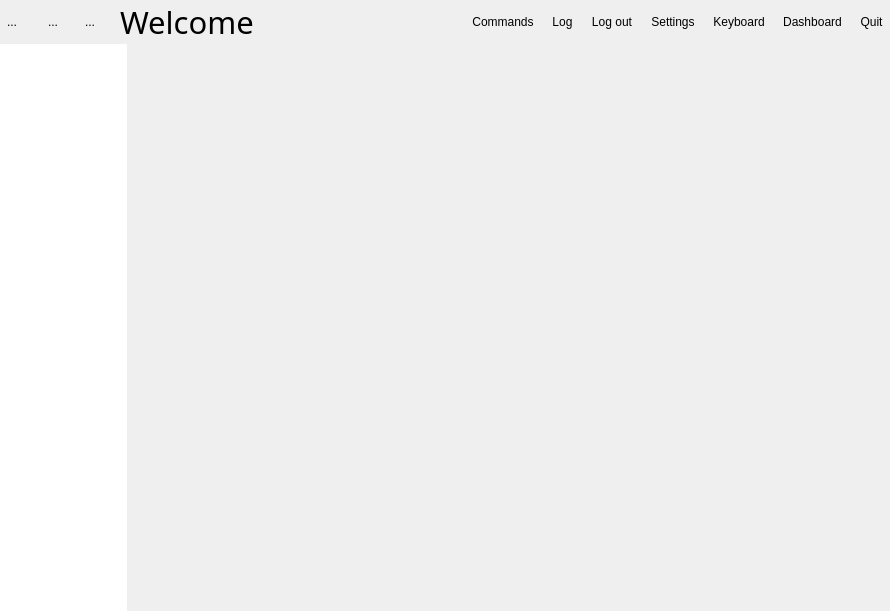
This is Include/imtgui/CThumbnailDecoratorGuiComp.ui in ImagingTools/ImtCore as Qt 5 draws it before an edit. The edited form follows.
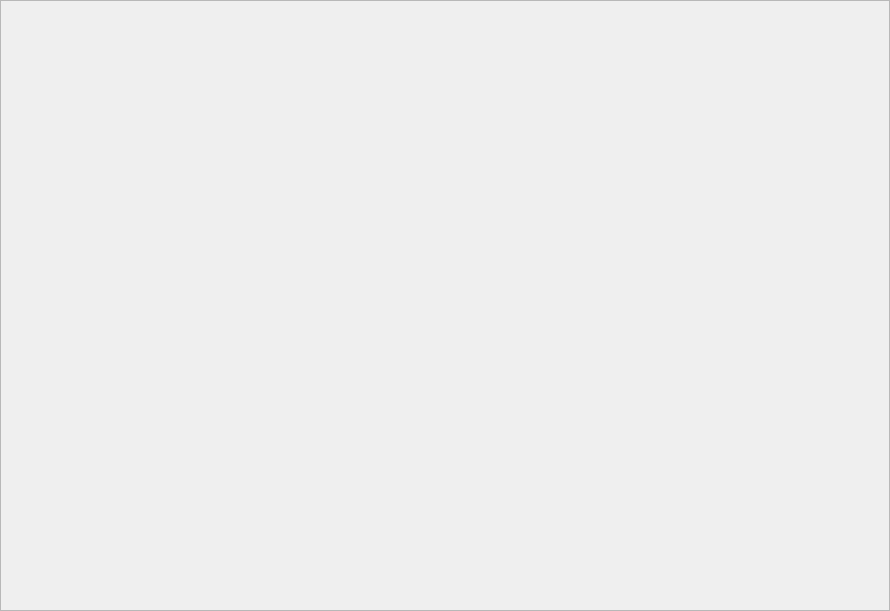
This is the edited form. The open tabs and pages were chosen to show the change. Icons and pictures are not drawn.

Commit message: Dashboard integration

```diff
--- a/Include/imtgui/CThumbnailDecoratorGuiComp.ui
+++ b/Include/imtgui/CThumbnailDecoratorGuiComp.ui
@@ -30,6 +30,28 @@
     <number>0</number>
    </property>
    <item>
+    <widget class="QStackedWidget" name="ViewStack">
+     <property name="currentIndex">
+      <number>0</number>
+     </property>
+     <widget class="QWidget" name="ApplicationView">
+      <layout class="QVBoxLayout" name="verticalLayout_5">
+       <property name="spacing">
+        <number>0</number>
+       </property>
+       <property name="leftMargin">
+        <number>0</number>
+       </property>
+       <property name="topMargin">
+        <number>0</number>
+       </property>
+       <property name="rightMargin">
+        <number>0</number>
+       </property>
+       <property name="bottomMargin">
+        <number>0</number>
+       </property>
+       <item>
     <widget class="QFrame" name="TopFrame">
      <property name="frameShape">
       <enum>QFrame::NoFrame</enum>
@@ -875,6 +897,56 @@
        </widget>
       </item>
      </layout>
+        </widget>
+       </item>
+      </layout>
+     </widget>
+     <widget class="QWidget" name="DashboardView">
+      <layout class="QVBoxLayout" name="verticalLayout_6">
+       <property name="spacing">
+        <number>0</number>
+       </property>
+       <property name="leftMargin">
+        <number>0</number>
+       </property>
+       <property name="topMargin">
+        <number>0</number>
+       </property>
+       <property name="rightMargin">
+        <number>0</number>
+       </property>
+       <property name="bottomMargin">
+        <number>0</number>
+       </property>
+       <item>
+        <widget class="QFrame" name="DashBoardFrame">
+         <property name="frameShape">
+          <enum>QFrame::StyledPanel</enum>
+         </property>
+         <property name="frameShadow">
+          <enum>QFrame::Raised</enum>
+         </property>
+         <layout class="QVBoxLayout" name="verticalLayout_7">
+          <property name="spacing">
+           <number>0</number>
+          </property>
+          <property name="leftMargin">
+           <number>0</number>
+          </property>
+          <property name="topMargin">
+           <number>0</number>
+          </property>
+          <property name="rightMargin">
+           <number>0</number>
+          </property>
+          <property name="bottomMargin">
+           <number>0</number>
+          </property>
+         </layout>
+        </widget>
+       </item>
+      </layout>
+     </widget>
     </widget>
    </item>
   </layout>
```
Lines whose indentation alone changed are shown as unchanged. The commit also changes 1 other file.
